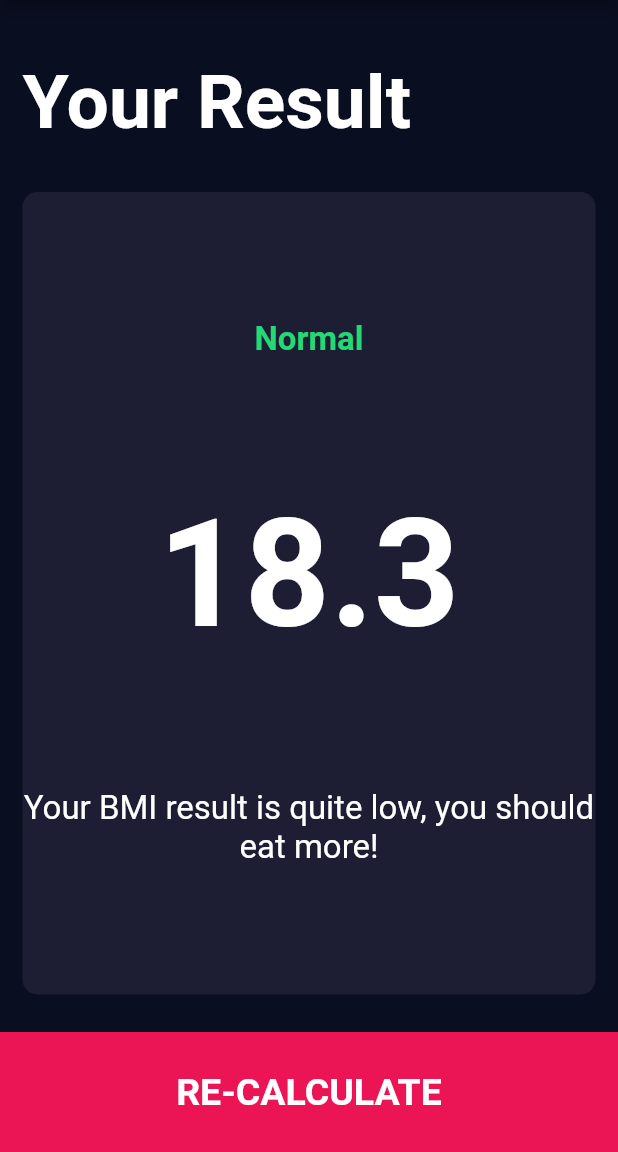
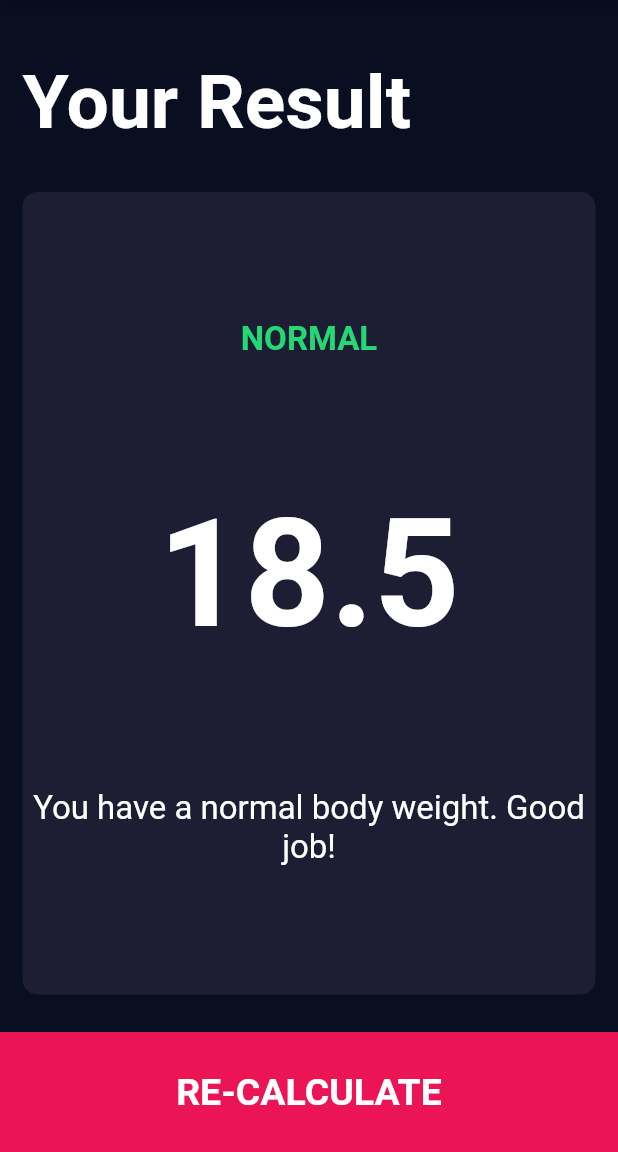
Before and after one commit to MateuszRajczyk/BMICalculator, a Flutter app: the screen it shows after launch, after a tap on "CALCULATE", on a phone screen of 412 x 824 dp, the part 84-1236 px from its top. Run offline on Flutter 3.47's test engine with Material 2 defaults, Android fonts, the phone set to English and light mode, and no system bars; our stand-ins replace font_awesome_flutter.

Commit message:
implement variable into main page and result page

```diff
--- a/lib/calculator_brain.dart
+++ b/lib/calculator_brain.dart
@@ -1,7 +1,7 @@
 import 'dart:math';
 
 class CalculatorBrain {
-  CalculatorBrain(this.height, this.weight);
+  CalculatorBrain({required this.height, required this.weight});
 
   final int height;
   final int weight;
--- a/lib/screens/input_page.dart
+++ b/lib/screens/input_page.dart
@@ -1,3 +1,4 @@
+import 'package:bmi_calculator/calculator_brain.dart';
 import 'package:bmi_calculator/screens/results_page.dart';
 import 'package:bmi_calculator/components/round_icon_button.dart';
 import 'package:flutter/material.dart';
@@ -216,10 +217,17 @@ class _InputPageState extends State<InputPage> {
           BottomButton(
             buttonTitle: 'CALCULATE',
             onTap: () {
+              CalculatorBrain calc =
+                  CalculatorBrain(height: height, weight: weight);
+
               Navigator.push(
                 context,
                 MaterialPageRoute(
-                  builder: (context) => const ResultsPage(),
+                  builder: (context) => ResultsPage(
+                    bmiResult: calc.calculateBMI(),
+                    resultText: calc.getResult(),
+                    interpretation: calc.getInterpretation(),
+                  ),
                 ),
               );
             },
--- a/lib/screens/results_page.dart
+++ b/lib/screens/results_page.dart
@@ -5,7 +5,15 @@ import '../components/bottom_button.dart';
 import '../components/reusable_card.dart';
 
 class ResultsPage extends StatelessWidget {
-  const ResultsPage({super.key});
+  const ResultsPage(
+      {super.key,
+      required this.bmiResult,
+      required this.resultText,
+      required this.interpretation});
+
+  final String bmiResult;
+  final String resultText;
+  final String interpretation;
 
   @override
   Widget build(BuildContext context) {
@@ -27,7 +35,7 @@ class ResultsPage extends StatelessWidget {
               ),
             ),
           ),
-          const Expanded(
+          Expanded(
             flex: 5,
             child: ReuseableCard(
               cardChild: Column(
@@ -35,15 +43,15 @@ class ResultsPage extends StatelessWidget {
                 crossAxisAlignment: CrossAxisAlignment.center,
                 children: [
                   Text(
-                    'Normal',
+                    resultText.toUpperCase(),
                     style: kResultTextStyle,
                   ),
                   Text(
-                    '18.3',
+                    bmiResult,
                     style: kBMITextStyle,
                   ),
                   Text(
-                    'Your BMI result is quite low, you should eat more!',
+                    interpretation,
                     style: kBodyTextStyle,
                     textAlign: TextAlign.center,
                   )
```
